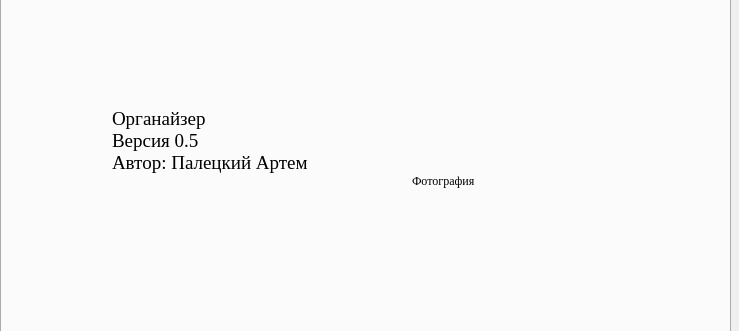
The window that mainwindow.ui (artempal/course_2016) describes before a commit, drawn with Qt 5; both pictures show x 0 to 739 and y 116 to 447 of the 739 by 743 pixel window.
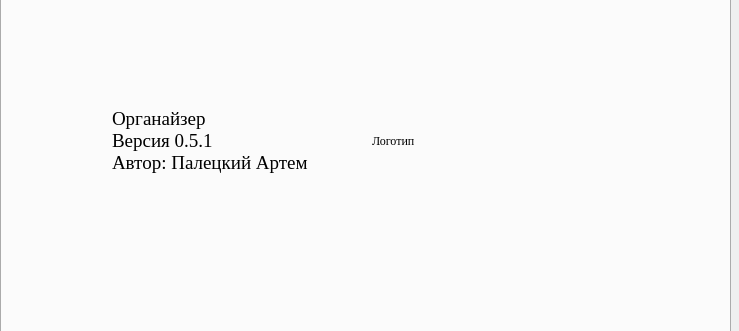
The same window after the commit. The open tabs and pages were chosen to show the change.

Commit message: установка иконки и смена лотопипа программы, версия 0.5.1

Patch:
```diff
--- a/mainwindow.ui
+++ b/mainwindow.ui
@@ -12,8 +12,8 @@
   </property>
   <property name="minimumSize">
    <size>
-    <width>0</width>
-    <height>0</height>
+    <width>739</width>
+    <height>743</height>
    </size>
   </property>
   <property name="font">
@@ -685,7 +685,7 @@
       </property>
       <property name="text">
        <string>Органайзер 
-Версия 0.5 
+Версия 0.5.1 
 Автор: Палецкий Артем</string>
       </property>
      </widget>
@@ -719,14 +719,14 @@
      <widget class="QLabel" name="photo">
       <property name="geometry">
        <rect>
-        <x>410</x>
-        <y>180</y>
-        <width>311</width>
-        <height>181</height>
+        <x>370</x>
+        <y>150</y>
+        <width>151</width>
+        <height>161</height>
        </rect>
       </property>
       <property name="text">
-       <string>Фотография</string>
+       <string>Логотип</string>
       </property>
      </widget>
     </widget>
```
Left out of the diff: 2 changed lines with no effect on the pictures. The commit also changes 7 other files.
